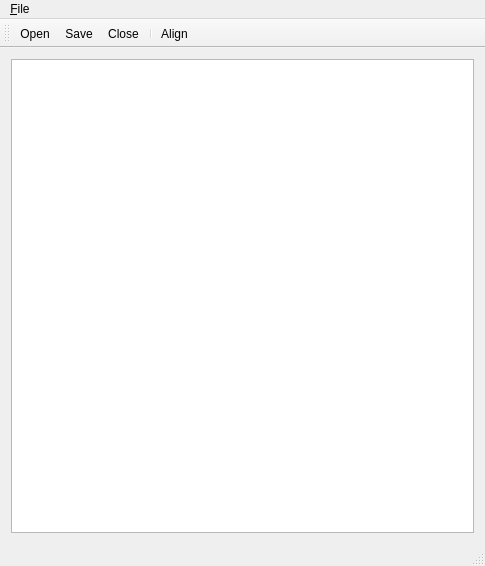
fishwsr/FaceAlign, file FaceLocation/mainwindow.ui: the form before one commit.
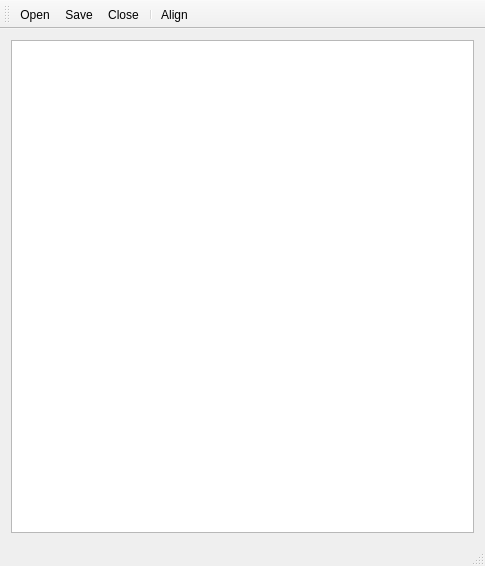
The form after the commit. Icons and pictures are not drawn.

Commit message: remove the menu and fix some bugs about memory leaks Also modified the closeAction and exitAction.

Diff of the .ui file:
```diff
--- a/FaceLocation/mainwindow.ui
+++ b/FaceLocation/mainwindow.ui
@@ -48,34 +48,12 @@
     </item>
    </layout>
   </widget>
-  <widget class="QMenuBar" name="menuBar">
-   <property name="geometry">
-    <rect>
-     <x>0</x>
-     <y>0</y>
-     <width>485</width>
-     <height>23</height>
-    </rect>
-   </property>
-   <widget class="QMenu" name="menu_File">
-    <property name="title">
-     <string>&amp;File</string>
-    </property>
-    <addaction name="openAction"/>
-    <addaction name="saveAction"/>
-    <addaction name="separator"/>
-    <addaction name="closeAction"/>
-    <addaction name="separator"/>
-    <addaction name="exitAction"/>
-   </widget>
-   <addaction name="menu_File"/>
-  </widget>
   <widget class="QToolBar" name="mainToolBar">
    <attribute name="toolBarArea">
     <enum>TopToolBarArea</enum>
    </attribute>
    <attribute name="toolBarBreak">
-    <bool>false</bool>
+    <bool>true</bool>
    </attribute>
    <addaction name="openAction"/>
    <addaction name="saveAction"/>
```
Left out of the diff: 15 changed lines with no effect on the pictures. The commit also changes 1 other file.
